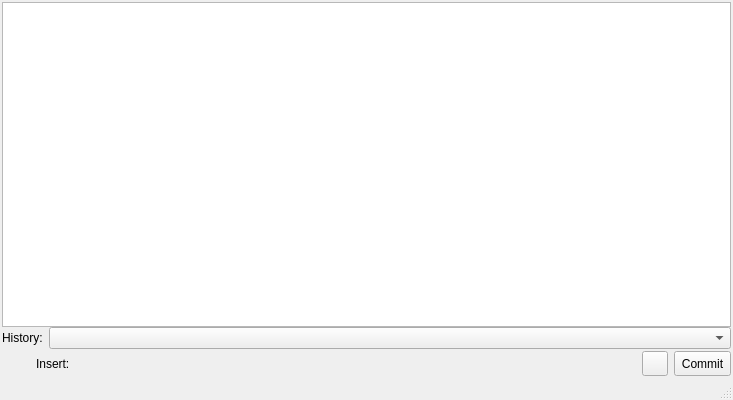
Qt form commitpad.ui (switch625/commitpad) before a commit.
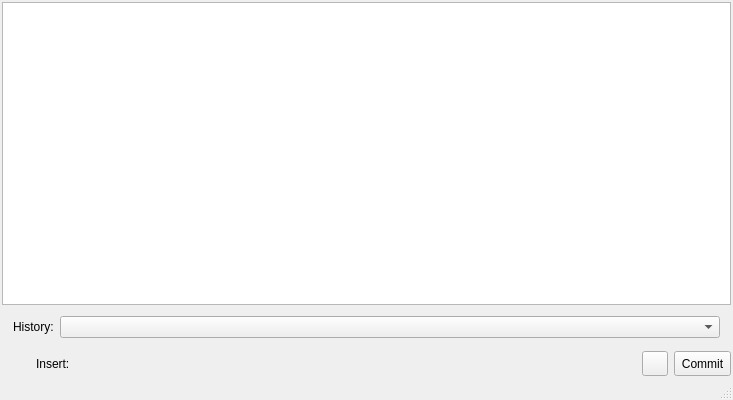
The same form after that commit. Custom widgets are drawn as their Qt base class.

Commit message: Make main dialog work better with history model

```diff
--- a/commitpad.ui
+++ b/commitpad.ui
@@ -53,6 +53,7 @@
      </widget>
     </item>
     <item>
+     <widget class="QWidget" name="historyWidget" native="true">
      <layout class="QHBoxLayout" name="horizontalLayout_2">
       <item>
        <widget class="QLabel" name="label">
@@ -71,6 +72,7 @@
        <widget class="QComboBox" name="historyCombo"/>
       </item>
      </layout>
+     </widget>
     </item>
     <item>
      <widget class="QWidget" name="sideBar" native="true">
```
Lines whose indentation alone changed are shown as unchanged. The commit also changes 2 other files.
